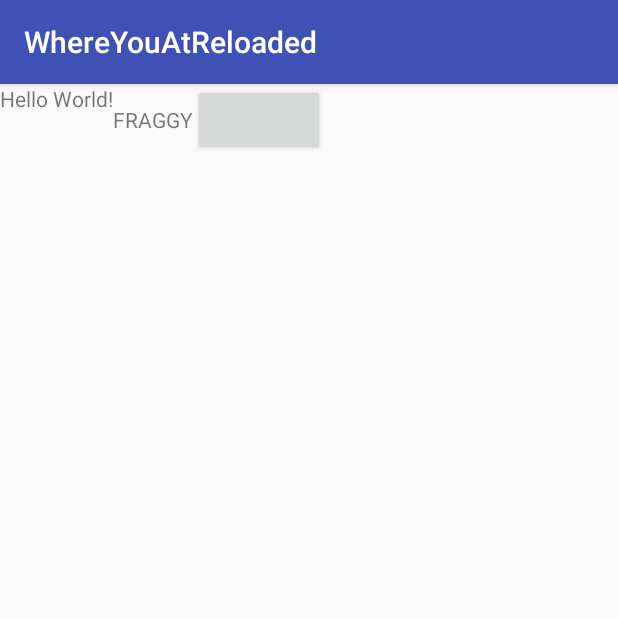
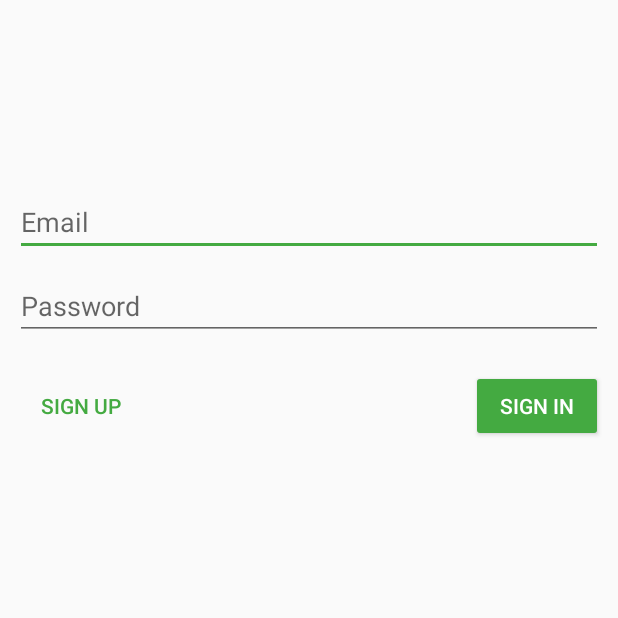
Before and after one commit to DerekMMartin/WhereYouAtReloaded, an Android app: the screen it shows after launch (MainActivity before the commit, LoginActivity after it), on a phone screen of 412 x 824 dp, the top half of it. Run offline under Robolectric (Android 15) with nearby library versions, the phone set to English and light mode, and no system bars; our stand-ins replace Firebase (no records; nobody signed in at launch, a user with empty details on screens opened directly).

Commit message:
Added LoginActivity.java. Completed Logins, needs to transfer to main activity_main.xml.

```diff
--- a/app/build.gradle
+++ b/app/build.gradle
@@ -22,8 +22,10 @@ dependencies {
     implementation fileTree(dir: 'libs', include: ['*.jar'])
     implementation 'com.android.support:appcompat-v7:27.1.1'
     implementation 'com.android.support.constraint:constraint-layout:1.1.2'
-    implementation 'com.google.firebase:firebase-firestore:11.8.0'
+    implementation 'com.google.firebase:firebase-firestore:11.6.0'
     implementation 'com.android.support:support-v4:27.1.1'
+    implementation 'com.google.firebase:firebase-auth:11.6.0'
+    implementation 'com.android.support:design:27.1.1'
     testImplementation 'junit:junit:4.12'
     androidTestImplementation 'com.android.support.test:runner:1.0.2'
     androidTestImplementation 'com.android.support.test.espresso:espresso-core:3.0.2'
--- a/app/src/main/java/com/example/derekmartin/whereyouatreloaded/FragmentsText_Example.java
+++ /dev/null
@@ -1,19 +0,0 @@
-package com.example.derekmartin.whereyouatreloaded;
-
-import android.app.Fragment;
-import android.os.Bundle;
-import android.view.LayoutInflater;
-import android.view.View;
-import android.view.ViewGroup;
-
-public class FragmentsText_Example extends Fragment {
-
-    @Override
-    public View onCreateView(LayoutInflater inflater, ViewGroup container,
-                             Bundle savedInstanceState){
-        return inflater.inflate(R.layout.frag_example, container,false);
-    }
-
-    public void TestClick(View view) {
-    }
-}
--- /dev/null
+++ b/app/src/main/java/com/example/derekmartin/whereyouatreloaded/LoginActivity.java
@@ -0,0 +1,127 @@
+package com.example.derekmartin.whereyouatreloaded;
+
+import android.app.ProgressDialog;
+import android.os.Bundle;
+import android.support.annotation.NonNull;
+import android.support.v7.app.AppCompatActivity;
+import android.text.Editable;
+import android.util.Log;
+import android.view.View;
+import android.widget.EditText;
+import android.widget.Toast;
+
+import com.google.android.gms.tasks.OnCompleteListener;
+import com.google.android.gms.tasks.Task;
+import com.google.firebase.auth.AuthResult;
+import com.google.firebase.auth.FirebaseAuth;
+import com.google.firebase.auth.FirebaseUser;
+
+public class LoginActivity extends AppCompatActivity {
+
+    private FirebaseAuth mAuth;
+    private ProgressDialog o;
+    private EditText email;
+    private EditText pass;
+    private String TAG = "LOGINACTIVITY";
+
+    @Override
+    protected void onCreate(Bundle savedInstanceState) {
+        super.onCreate(savedInstanceState);
+        setContentView(R.layout.login_activity);
+
+        mAuth = FirebaseAuth.getInstance();
+        email = findViewById(R.id.Email);
+        pass = findViewById(R.id.Password);
+        SetupProgressBar();
+    }
+
+    @Override
+    public void onStart() {
+        super.onStart();
+        // Check if user is signed in (non-null) and update UI accordingly.
+        FirebaseUser currentUser = mAuth.getCurrentUser();
+        updateUI(currentUser);
+    }
+
+    private void updateUI(FirebaseUser currentUser) {
+        //TODO Transfer to main app
+    }
+
+    private boolean validateTextFields(){
+        boolean valid = true;
+        if(!email.getText().toString().contains("@")){
+            email.setError("Not a valid email.");
+            valid = false;
+        }
+        if(pass.getText().toString().length()<6){
+            pass.setError("Password needs to be at least six characters long.");
+            valid = false;
+        }
+        return valid;
+    }
+
+    private void SetupProgressBar(){
+        o = new ProgressDialog(this);
+        o.setMessage("TEMP");
+        o.setProgressStyle(ProgressDialog.STYLE_SPINNER);
+        o.setIndeterminate(true);
+        o.setProgress(0);
+    }
+
+    public void SignUpClick(final View view) {
+        if(!validateTextFields())
+            return;
+        o.setMessage("Signing you up");
+        o.show();
+
+        mAuth.createUserWithEmailAndPassword(email.getText().toString(), pass.getText().toString())
+                .addOnCompleteListener(this, new OnCompleteListener<AuthResult>() {
+
+                    @Override
+                    public void onComplete(@NonNull Task<AuthResult> task) {
+                        if (task.isSuccessful()) {
+                            Log.d(TAG, "createUserWithEmail:success");
+                            FirebaseUser user = mAuth.getCurrentUser();
+                            Toast.makeText(LoginActivity.this, "Sign up successful.",
+                                    Toast.LENGTH_SHORT).show();
+                            o.dismiss();
+                            SignInClick(view);
+                        } else {
+                            Log.w(TAG, "createUserWithEmail:failure", task.getException());
+                            Toast.makeText(LoginActivity.this, "Sign up failed.",
+                                    Toast.LENGTH_SHORT).show();
+                            o.dismiss();
+                        }
+                    }
+                });
+    }
+
+    public void SignInClick(View view) {
+        if(!validateTextFields())
+            return;
+        o.setMessage("Logging in");
+        o.show();
+
+        mAuth.signInWithEmailAndPassword(email.getText().toString(), pass.getText().toString())
+                .addOnCompleteListener(this, new OnCompleteListener<AuthResult>() {
+                    @Override
+                    public void onComplete(@NonNull Task<AuthResult> task) {
+                        if (task.isSuccessful()) {
+                            // Sign in success, update UI with the signed-in user's information
+                            Log.d(TAG, "signInWithEmail:success");
+                            FirebaseUser user = mAuth.getCurrentUser();
+                            Toast.makeText(LoginActivity.this, "Sign in successful.",
+                                    Toast.LENGTH_SHORT).show();
+                            o.dismiss();
+                            updateUI(user);
+                        } else {
+                            // If sign in fails, display a message to the user.
+                            Log.w(TAG, "signInWithEmail:failure", task.getException());
+                            Toast.makeText(LoginActivity.this, "Sign in failed.",
+                                    Toast.LENGTH_SHORT).show();
+                            o.dismiss();
+                        }
+                    }
+                });
+    }
+}
--- a/app/src/main/res/layout/activity_main.xml
+++ b/app/src/main/res/layout/activity_main.xml
@@ -10,10 +10,5 @@
         android:layout_width="wrap_content"
         android:layout_height="wrap_content"
         android:text="Hello World!" />
-    <fragment
-        android:layout_width="wrap_content"
-        android:layout_height="wrap_content"
-        android:name="com.example.derekmartin.whereyouatreloaded.FragmentsText_Example"
-        android:id="@+id/FragTest"/>
 
 </LinearLayout>
--- a/app/src/main/res/layout/frag_example.xml
+++ /dev/null
@@ -1,16 +0,0 @@
-<?xml version="1.0" encoding="utf-8"?>
-<LinearLayout xmlns:android="http://schemas.android.com/apk/res/android"
-    android:layout_width="match_parent"
-    android:layout_height="match_parent">
-
-    <TextView
-        android:layout_width="wrap_content"
-        android:layout_height="wrap_content"
-        android:text="FRAGGY"/>
-
-    <Button
-        android:layout_width="wrap_content"
-        android:layout_height="wrap_content"
-        android:onClick="TestClick"/>
-
-</LinearLayout>
--- /dev/null
+++ b/app/src/main/res/layout/login_activity.xml
@@ -0,0 +1,52 @@
+<?xml version="1.0" encoding="utf-8"?>
+<LinearLayout xmlns:android="http://schemas.android.com/apk/res/android"
+    android:layout_width="match_parent"
+    android:layout_height="match_parent"
+    android:orientation="vertical"
+    android:layout_gravity="center">
+
+    <EditText
+        android:id="@+id/Email"
+        android:layout_width="match_parent"
+        android:layout_height="wrap_content"
+        android:layout_marginBottom="5dp"
+        android:layout_marginLeft="10dp"
+        android:layout_marginRight="10dp"
+        android:layout_marginTop="125dp"
+        android:hint="Email"
+        android:inputType="textEmailAddress" />
+
+    <EditText
+        android:id="@+id/Password"
+        android:layout_width="match_parent"
+        android:layout_height="wrap_content"
+        android:layout_marginBottom="10dp"
+        android:layout_marginLeft="10dp"
+        android:layout_marginRight="10dp"
+        android:layout_marginTop="5dp"
+        android:hint="Password"
+        android:inputType="textPassword" />
+    <GridLayout
+        android:layout_width="match_parent"
+        android:layout_height="match_parent">
+        <Button
+            style="@style/Base.Widget.AppCompat.Button.Borderless.Colored"
+            android:layout_width="wrap_content"
+            android:layout_height="wrap_content"
+            android:id="@+id/SignUpButton"
+            android:text="Sign up"
+            android:onClick="SignUpClick"
+            android:layout_gravity="left"
+            android:layout_margin="10dp"/>
+
+        <Button
+            android:id="@+id/SignInButton"
+            android:layout_width="wrap_content"
+            android:layout_height="wrap_content"
+            android:layout_gravity="right"
+            android:onClick="SignInClick"
+            android:text="Sign in"
+            style="@style/Base.Widget.AppCompat.Button.Colored"
+            android:layout_margin="10dp"/>
+    </GridLayout>
+</LinearLayout>
--- a/app/src/main/res/values/colors.xml
+++ b/app/src/main/res/values/colors.xml
@@ -2,5 +2,5 @@
 <resources>
     <color name="colorPrimary">#3F51B5</color>
     <color name="colorPrimaryDark">#303F9F</color>
-    <color name="colorAccent">#FF4081</color>
+    <color name="colorAccent">#44aa41</color>
 </resources>
--- /dev/null
+++ b/app/src/main/res/values/dimens.xml
@@ -0,0 +1,5 @@
+<resources>
+    <!-- Default screen margins, per the Android Design guidelines. -->
+    <dimen name="activity_horizontal_margin">16dp</dimen>
+    <dimen name="activity_vertical_margin">16dp</dimen>
+</resources>
--- a/app/src/main/res/values/styles.xml
+++ b/app/src/main/res/values/styles.xml
@@ -1,7 +1,7 @@
 <resources>
 
     <!-- Base application theme. -->
-    <style name="AppTheme" parent="Theme.AppCompat.Light.DarkActionBar">
+    <style name="AppTheme" parent="Theme.AppCompat.Light.NoActionBar">
         <!-- Customize your theme here. -->
         <item name="colorPrimary">@color/colorPrimary</item>
         <item name="colorPrimaryDark">@color/colorPrimaryDark</item>
```
Also changed, not shown: app/src/main/AndroidManifest.xml (+6 -1 lines), app/src/main/res/values/strings.xml (+14 -0 lines).
